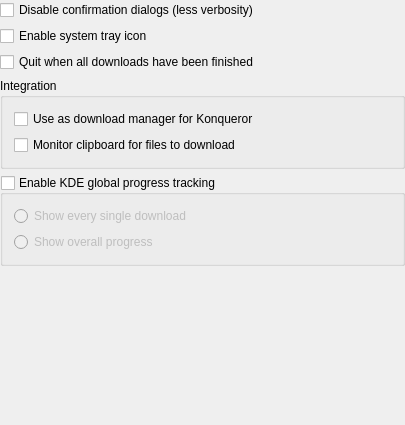
Before: the Qt Designer form conf/dlgadvanced.ui in KDE/kget, drawn with Qt 5.
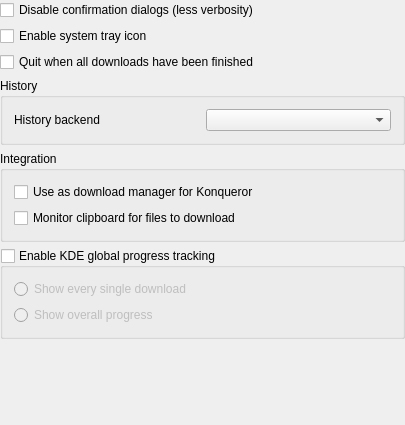
After: the same form once the commit is applied.

Commit message: - Added a transferhistorystore with two backends (xml and sqlite) - Move the transferhistory widgets from ui/ to ui/history/ - Reenable the TransferGroup->transferChangedEvent for the plasma applet

Patch:
```diff
--- a/conf/dlgadvanced.ui
+++ b/conf/dlgadvanced.ui
@@ -43,6 +43,29 @@
      </property>
     </widget>
    </item>
+   <item>
+    <widget class="QGroupBox" name="groupBox" >
+     <property name="title" >
+      <string>History</string>
+     </property>
+     <layout class="QHBoxLayout" name="horizontalLayout_3" >
+      <item>
+       <widget class="QLabel" name="label" >
+        <property name="text" >
+         <string>History backend</string>
+        </property>
+       </widget>
+      </item>
+      <item>
+       <layout class="QHBoxLayout" name="horizontalLayout_2" >
+        <item>
+         <widget class="QComboBox" name="kcfg_HistoryBackend" />
+        </item>
+       </layout>
+      </item>
+     </layout>
+    </widget>
+   </item>
    <item>
     <widget class="QGroupBox" name="groupBox4" >
      <property name="title" >
```
Left out of the diff: 13 changed lines with no effect on the pictures. The commit also changes 24 other files.
